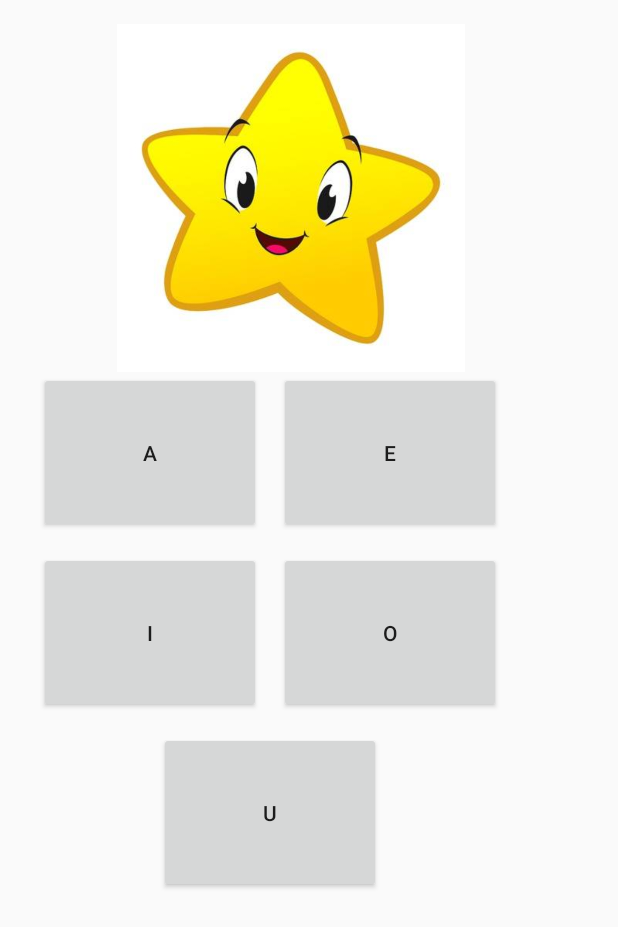
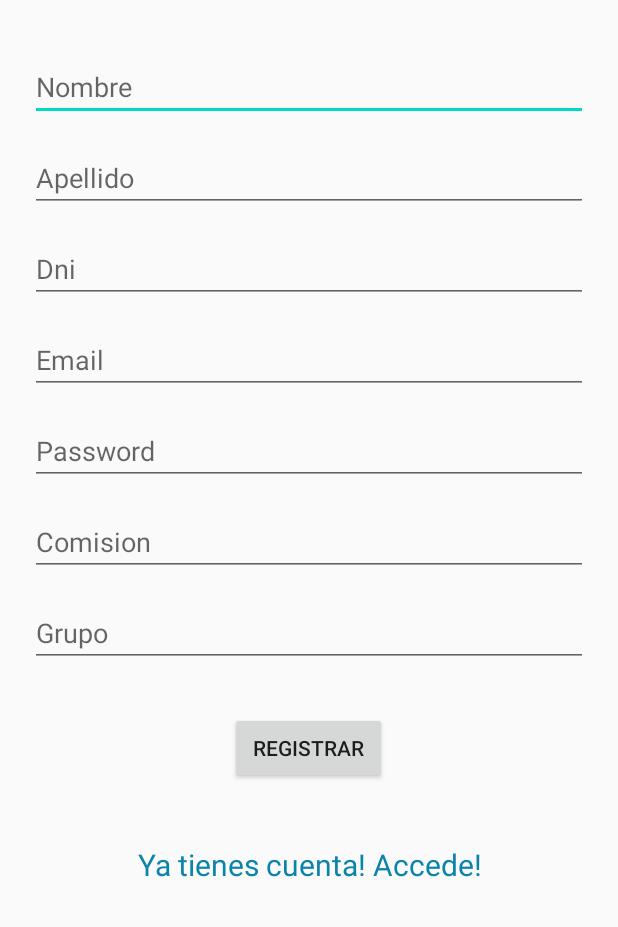
Before and after one commit to julisantos/grupo_603, an Android app: the screen it shows after launch (MainActivity before the commit, RegistroActivity after it), on a phone screen of 412 x 824 dp. Shown: the top 927 px of the screen. Run offline under Robolectric (Android 15) with nearby library versions, the phone set to English and light mode, and no system bars.

Commit message:
Registro en proceso

```diff
--- a/CODIGO/AppParaNios/app/src/main/AndroidManifest.xml
+++ b/CODIGO/AppParaNios/app/src/main/AndroidManifest.xml
@@ -9,13 +9,16 @@
         android:roundIcon="@mipmap/ic_launcher_round"
         android:supportsRtl="true"
         android:theme="@style/AppTheme">
-        <activity android:name="MainActivity">
+        <activity android:name=".RegistroActivity">
             <intent-filter>
                 <action android:name="android.intent.action.MAIN" />
 
                 <category android:name="android.intent.category.LAUNCHER" />
             </intent-filter>
         </activity>
+        <activity android:name=".JuegoActivity">
+
+        </activity>
     </application>
 
 </manifest>
--- a/CODIGO/AppParaNios/app/src/main/java/jyc/sa/ar/MainActivity.java
+++ b/CODIGO/AppParaNios/app/src/main/java/jyc/sa/ar/JuegoActivity.java
@@ -13,7 +13,7 @@ import android.widget.Toast;
 import java.nio.file.Files;
 import java.util.Random;
 
-public class MainActivity extends AppCompatActivity {
+public class JuegoActivity extends AppCompatActivity {
 
     ImageView imgVocal;
     String vocalImg;
--- /dev/null
+++ b/CODIGO/AppParaNios/app/src/main/java/jyc/sa/ar/RegistroActivity.java
@@ -0,0 +1,117 @@
+package jyc.sa.ar;
+import androidx.appcompat.app.AppCompatActivity;
+
+import android.content.BroadcastReceiver;
+import android.content.Context;
+import android.content.Intent;
+import android.content.IntentFilter;
+import android.content.ServiceConnection;
+import android.os.Bundle;
+import android.os.Handler;
+import android.util.Log;
+import android.view.View;
+import android.widget.Button;
+import android.widget.EditText;
+import android.widget.TextView;
+import android.widget.Toast;
+
+import org.json.JSONException;
+import org.json.JSONObject;
+
+public class RegistroActivity extends AppCompatActivity {
+
+    private EditText txtNombre;
+    private EditText txtApellido;
+    private EditText txtDni;
+    private EditText txtEmail;
+    private EditText txtPassword;
+    private EditText txtGrupo;
+    private EditText txtComision;
+    private Button btnRegistrar;
+    private TextView txtResp;
+    private Handler HandlerbtnRegistrar;///POSIBLE PROBLEMA
+    public IntentFilter filtro;
+    private ReceptorOperacion receiver = new ReceptorOperacion() {
+        @Override
+        public void onReceive(Context context, Intent intent) {
+
+        }
+    }; ///
+    private static final String URI_LOGIN = "http://so-unlam.net.ar/api/login";
+    private static final String URI_REGISTRO = "http://so-unlam.net.ar/api/register";
+
+    @Override
+    protected void onCreate(Bundle savedInstanceState) {
+        super.onCreate(savedInstanceState);
+        setContentView(R.layout.activity_registro);
+
+        txtNombre = (EditText) findViewById(R.id.txtNombre);
+        txtApellido = (EditText) findViewById(R.id.txtApellido);
+        txtDni = (EditText) findViewById(R.id.numDni);
+        txtEmail = (EditText) findViewById(R.id.txtEmail);
+        txtPassword = (EditText) findViewById(R.id.txtPass);
+        txtGrupo = (EditText) findViewById(R.id.numGrupo);
+        txtComision = (EditText) findViewById(R.id.numComision);
+        btnRegistrar = (Button) findViewById(R.id.btnRegistrar);
+        txtResp = (TextView) findViewById(R.id.textrespuesta);
+
+        btnRegistrar.setOnClickListener((View.OnClickListener) HandlerbtnRegistrar);
+
+        configurarBroadcastReceiver();/// cambiar nombre
+
+        View.OnClickListener HandlerbtnRegistrar = new View.OnClickListener() {
+            @Override
+            public void onClick(View v) {
+                JSONObject obj = new JSONObject();
+                try {
+                    obj.put("env", "TEST");
+                    obj.put("name", txtNombre.getText().toString());
+                    obj.put("lastname", txtApellido.getText().toString());
+                    obj.put("dni", txtDni.getText().toString());
+                    obj.put("email", txtEmail.getText().toString());
+                    obj.put("password", txtPassword.getText().toString());
+                    obj.put("commission", txtComision.getText().toString());
+                    obj.put("group", txtGrupo.getText().toString());
+                    Intent i = new Intent(RegistroActivity.this, ServicioHttp.class);
+                    i.putExtra("uri", URI_REGISTRO);
+                    i.putExtra("datosJson", obj.toString());
+                    startService(i);
+
+                } catch (JSONException e) {
+                    e.printStackTrace();
+                }
+                ;
+            }
+
+
+        };
+    }
+
+    private void configurarBroadcastReceiver() {
+        filtro = new IntentFilter("com.example.intentservice.intent.action.RESPUESTA_OPERACION");
+        filtro.addCategory(Intent.CATEGORY_DEFAULT);
+        registerReceiver(receiver, filtro);
+    }
+
+    public abstract class ReceptorOperacion extends BroadcastReceiver {
+
+        public void onReceive(Context context, Intent intent) {
+
+
+            {
+                try {
+                    String datosJsonString = intent.getStringExtra("datosJson");
+                    JSONObject datosJson = new JSONObject(datosJsonString);
+                    Log.i("SERVICIO_REGISTRO", "Se envia al server" + datosJson.toString());
+
+                    txtResp.setText(datosJsonString);
+                    Toast.makeText(context.getApplicationContext(), "Se recibio respuesta del Server", Toast.LENGTH_LONG).show();
+                } catch (JSONException e) {
+                    e.printStackTrace();
+                }
+            }
+
+
+        }
+    }
+}
--- a/CODIGO/AppParaNios/app/src/main/res/layout/activity_main.xml
+++ b/CODIGO/AppParaNios/app/src/main/res/layout/activity_main.xml
@@ -9,7 +9,7 @@
     android:paddingTop="16dp"
     android:paddingRight="16dp"
     android:paddingBottom="16dp"
-    tools:context=".MainActivity"
+    tools:context=".JuegoActivity"
     android:orientation="vertical">
 
 
--- /dev/null
+++ b/CODIGO/AppParaNios/app/src/main/res/layout/activity_registro.xml
@@ -0,0 +1,101 @@
+<?xml version="1.0" encoding="utf-8"?>
+<androidx.constraintlayout.widget.ConstraintLayout xmlns:android="http://schemas.android.com/apk/res/android"
+    xmlns:app="http://schemas.android.com/apk/res-auto"
+    xmlns:tools="http://schemas.android.com/tools"
+    android:layout_width="match_parent"
+    android:layout_height="match_parent"
+    tools:context=".RegistroActivity">
+
+    <LinearLayout
+        android:layout_width="fill_parent"
+        android:layout_height="fill_parent"
+        android:padding="20dip"
+        android:orientation="vertical"
+        tools:ignore="MissingConstraints">
+
+        <EditText android:id="@+id/txtNombre"
+            android:layout_marginTop="15dip"
+            android:layout_height="wrap_content"
+            android:layout_width="fill_parent"
+            android:hint="Nombre"
+            android:inputType="text" />
+
+
+        <EditText android:id="@+id/txtApellido"
+            android:layout_marginTop="15dip"
+            android:layout_height="wrap_content"
+            android:layout_width="fill_parent"
+            android:hint="Apellido"
+            android:inputType="text" />
+
+        <EditText android:id="@+id/numDni"
+            android:layout_marginTop="15dip"
+            android:layout_height="wrap_content"
+            android:layout_width="fill_parent"
+            android:hint="Dni"
+            android:inputType="number" />
+
+        <EditText android:id="@+id/txtEmail"
+            android:layout_marginTop="15dip"
+            android:layout_height="wrap_content"
+            android:layout_width="fill_parent"
+            android:hint="Email"
+            android:inputType="textEmailAddress" />
+
+        <EditText android:id="@+id/txtPass"
+            android:layout_height="wrap_content"
+            android:layout_width="fill_parent"
+            android:hint="Password"
+            android:inputType="textPassword"
+            android:layout_marginTop="15dip"
+             />
+
+        <EditText android:id="@+id/numComision"
+            android:layout_marginTop="15dip"
+            android:layout_height="wrap_content"
+            android:layout_width="fill_parent"
+            android:hint="Comision"
+            android:inputType="number" />
+
+        <EditText android:id="@+id/numGrupo"
+            android:layout_marginTop="15dip"
+            android:layout_marginBottom="30dip"
+            android:layout_height="wrap_content"
+            android:layout_width="fill_parent"
+            android:hint="Grupo"
+            android:inputType="number" />
+
+
+        <Button android:id="@+id/btnRegistrar"
+            android:layout_height="wrap_content"
+            android:layout_width="wrap_content"
+            android:text="Registrar"
+            android:layout_gravity="center_horizontal"
+            android:paddingLeft="15dip"
+            android:paddingRight="15dip" />
+
+        <TextView android:id="@+id/link_to_login"
+            android:layout_width="fill_parent"
+            android:layout_height="wrap_content"
+            android:layout_marginTop="40dip"
+            android:layout_marginBottom="40dip"
+            android:text="Ya tienes cuenta! Accede!"
+            android:gravity="center"
+            android:textSize="20dip"
+            android:textColor="#0b84aa"/>
+
+        <TextView
+            android:id="@+id/textrespuesta"
+            android:layout_width="fill_parent"
+            android:layout_height="wrap_content"
+            android:layout_marginTop="40dip"
+            android:layout_marginBottom="40dip"
+
+            android:gravity="center"
+            android:textColor="#0b84aa"
+            android:textSize="20dip" />
+
+
+    </LinearLayout>
+
+</androidx.constraintlayout.widget.ConstraintLayout>
```
Also changed, not shown: CODIGO/AppParaNios/app/src/main/java/jyc/sa/ar/ServicioHttp.java (added, +123 -0 lines).
